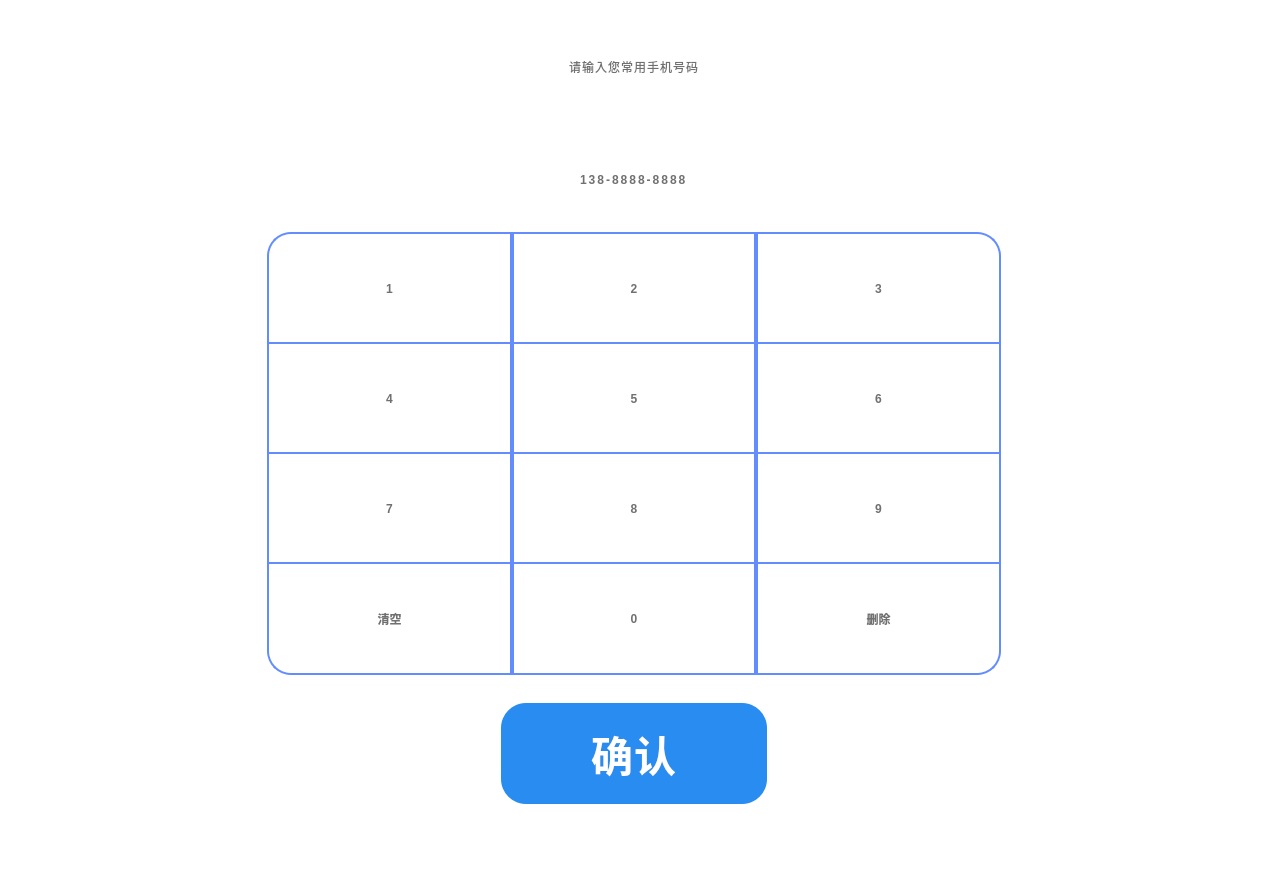
First picture: the form in SSCard_System/uc_inputmobile.ui, repository leithergit/SSCard_System, before the edit.
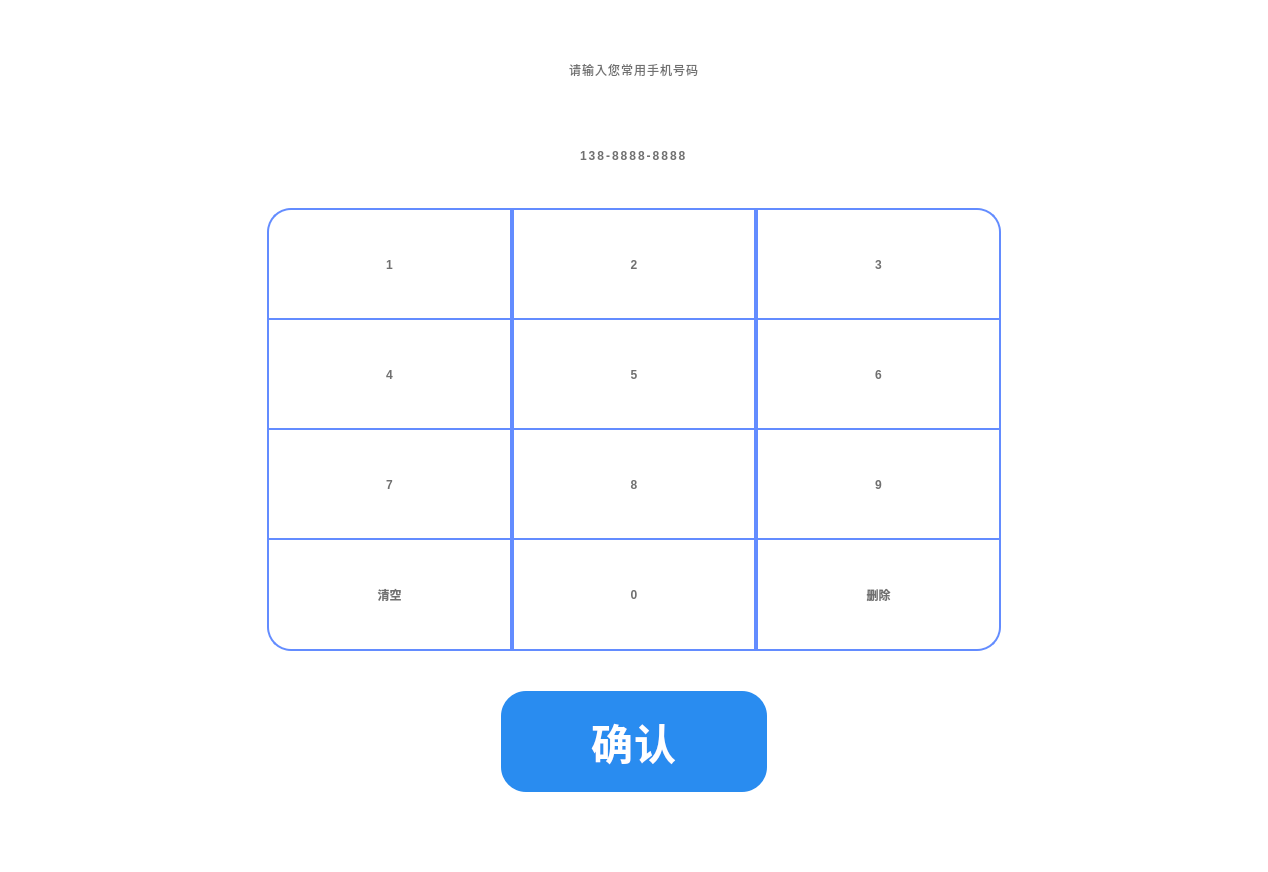
Second picture: the form after the edit. Icons and pictures are not drawn.

```diff
--- a/SSCard_System/uc_inputmobile.ui
+++ b/SSCard_System/uc_inputmobile.ui
@@ -54,13 +54,13 @@
          <property name="minimumSize">
           <size>
            <width>746</width>
-           <height>98</height>
+           <height>80</height>
           </size>
          </property>
          <property name="maximumSize">
           <size>
            <width>746</width>
-           <height>98</height>
+           <height>80</height>
           </size>
          </property>
          <property name="styleSheet">
@@ -83,7 +83,7 @@
          <property name="minimumSize">
           <size>
            <width>746</width>
-           <height>98</height>
+           <height>80</height>
           </size>
          </property>
          <property name="maximumSize">
```
